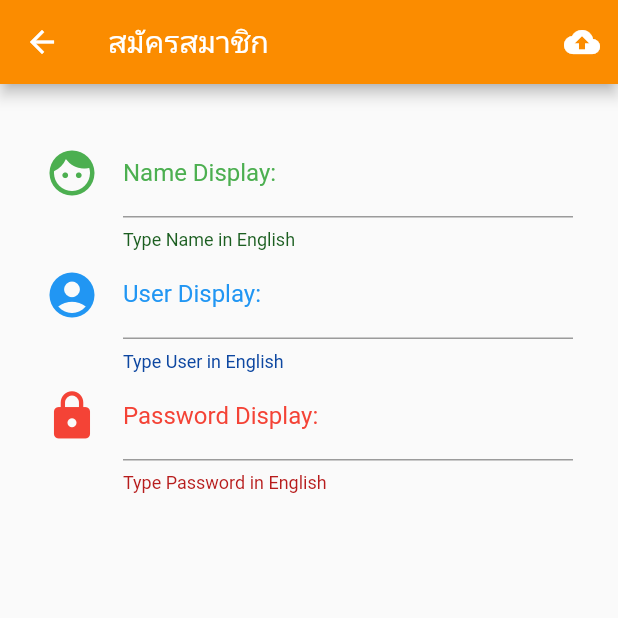
After one commit to ronmanbj/RonmanMenuFood, a Flutter app: the screen it shows after launch, after a tap on "Sign Up", on a phone screen of 412 x 824 dp, the top half of it. The commit adds this screen. Run offline on Flutter 3.47's test engine with Material 2 defaults, Android fonts, the light colour scheme and no system bars.

Commit message:
UI Register Succse

```diff
--- a/lib/screens/home.dart
+++ b/lib/screens/home.dart
@@ -1,4 +1,5 @@
 import 'package:flutter/material.dart';
+import 'package:ronman_menu_food/screens/register.dart';
 
 class Home extends StatefulWidget {
   @override
@@ -33,18 +34,25 @@ class _HomeState extends State<Home> {
     );
   }
 
-  Widget singUpButton() {
+  Widget signUpButton() {
     return Expanded(
       child: OutlineButton(
         borderSide: BorderSide(color: Colors.orange[600]),
         shape: RoundedRectangleBorder(borderRadius: BorderRadius.circular(30)),
         child: Text(
-          'Sing Up',
+          'Sign Up',
           style: TextStyle(
             color: Colors.orange[600],
           ),
         ),
-        onPressed: () {},
+        onPressed: () {
+          print('You Click SignUp');
+
+          // Inheriate Object
+          MaterialPageRoute materialPageRoute = MaterialPageRoute(builder: (BuildContext context) => Register());
+          Navigator.of(context).push(materialPageRoute);
+
+        },
       ),
     );
   }
@@ -78,7 +86,7 @@ class _HomeState extends State<Home> {
         children: <Widget>[
           singInButton(),
           mySizeBox(),
-          singUpButton(),
+          signUpButton(),
         ],
       ),
     );
--- /dev/null
+++ b/lib/screens/register.dart
@@ -0,0 +1,91 @@
+import 'package:flutter/material.dart';
+
+class Register extends StatefulWidget {
+  @override
+  _RegisterState createState() => _RegisterState();
+}
+
+class _RegisterState extends State<Register> {
+  // Explicit
+  Color colorText = Colors.orange[600];
+
+  // Method
+  Widget nameText() {
+    return TextFormField(
+      decoration: InputDecoration(
+        labelText: 'Name Display:',
+        labelStyle: TextStyle(color: Colors.green),
+        helperText: 'Type Name in English',
+        helperStyle: TextStyle(color: Colors.green[900]),
+        hintText: 'Name not Blank',
+        icon: Icon(
+          Icons.face,
+          size: 36.0,
+          color: Colors.green,
+        ),
+      ),
+    );
+  }
+
+  Widget userText() {
+    return TextFormField(
+      decoration: InputDecoration(
+        labelText: 'User Display:',
+        labelStyle: TextStyle(color: Colors.blue),
+        helperText: 'Type User in English',
+        helperStyle: TextStyle(color: Colors.blue[900]),
+        hintText: 'User not Blank',
+        icon: Icon(
+          Icons.account_circle,
+          size: 36.0,
+          color: Colors.blue,
+        ),
+      ),
+    );
+  }
+
+  Widget passwordText() {
+    return TextFormField(
+      decoration: InputDecoration(
+        labelText: 'Password Display:',
+        labelStyle: TextStyle(color: Colors.red),
+        helperText: 'Type Password in English',
+        helperStyle: TextStyle(color: Colors.red[900]),
+        hintText: 'Password not Blank',
+        icon: Icon(
+          Icons.lock,
+          size: 36.0,
+          color: Colors.red,
+        ),
+      ),
+    );
+  }
+
+  Widget registerButton() {
+    return IconButton(
+      icon: Icon(Icons.cloud_upload),
+      onPressed: () {},
+    );
+  }
+
+  @override
+  Widget build(BuildContext context) {
+    return Scaffold(
+      appBar: AppBar(
+        actions: <Widget>[
+          registerButton(),
+        ],
+        backgroundColor: colorText,
+        title: Text('สมัครสมาชิก'),
+      ),
+      body: ListView(
+        padding: EdgeInsets.all(30.0),
+        children: <Widget>[
+          nameText(),
+          userText(),
+          passwordText(),
+        ],
+      ),
+    );
+  }
+}
```
